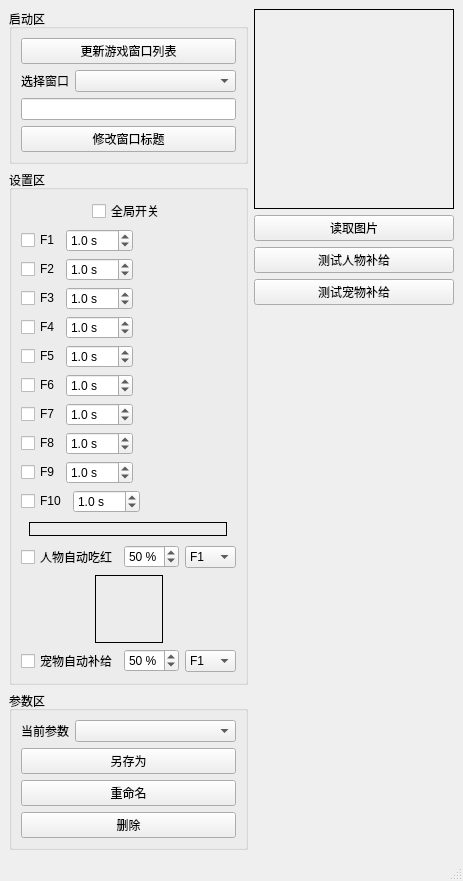
The window that mainwindow.ui (SSSSSFFFFF/FxPresser) describes before a commit, drawn with Qt 5.
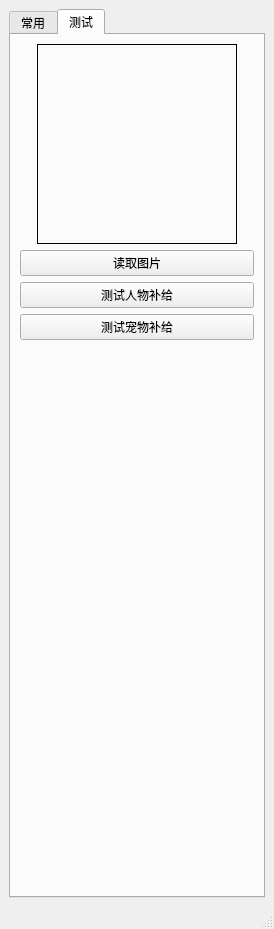
The same window after the commit. The open tabs and pages were chosen to show the change.

Commit message: Move test UI into TabWidget.

What changed in the file:
```diff
--- a/mainwindow.ui
+++ b/mainwindow.ui
@@ -6,8 +6,8 @@
    <rect>
     <x>0</x>
     <y>0</y>
-    <width>460</width>
-    <height>829</height>
+    <width>274</width>
+    <height>871</height>
    </rect>
   </property>
   <property name="windowTitle">
@@ -16,6 +16,14 @@
   <widget class="QWidget" name="centralwidget">
    <layout class="QHBoxLayout" name="horizontalLayout_18">
     <item>
+     <widget class="QTabWidget" name="tabWidget">
+      <property name="currentIndex">
+       <number>0</number>
+      </property>
+      <widget class="QWidget" name="tab">
+       <attribute name="title">
+        <string>常用</string>
+       </attribute>
      <layout class="QVBoxLayout" name="verticalLayout_5">
       <item>
        <widget class="QGroupBox" name="groupBox_3">
@@ -655,7 +663,7 @@
            <item>
             <widget class="QCheckBox" name="checkBox_AutoPlayerHealth">
              <property name="text">
-              <string>人物自动吃红</string>
+                <string>角色补给</string>
              </property>
             </widget>
            </item>
@@ -800,7 +808,7 @@
            <item>
             <widget class="QCheckBox" name="checkBox_AutoPetSupply">
              <property name="text">
-              <string>宠物自动补给</string>
+                <string>宠物补给</string>
              </property>
             </widget>
            </item>
@@ -927,10 +935,28 @@
        </widget>
       </item>
      </layout>
-    </item>
-    <item>
+      </widget>
+      <widget class="QWidget" name="tab_2">
+       <attribute name="title">
+        <string>测试</string>
+       </attribute>
      <layout class="QVBoxLayout" name="verticalLayout_4">
       <item>
+         <layout class="QHBoxLayout" name="horizontalLayout_19">
+          <item>
+           <spacer name="horizontalSpacer_17">
+            <property name="orientation">
+             <enum>Qt::Horizontal</enum>
+            </property>
+            <property name="sizeHint" stdset="0">
+             <size>
+              <width>40</width>
+              <height>20</height>
+             </size>
+            </property>
+           </spacer>
+          </item>
+          <item>
        <widget class="QLabel" name="label_SampleImage">
         <property name="sizePolicy">
          <sizepolicy hsizetype="Fixed" vsizetype="Fixed">
@@ -962,6 +988,21 @@
        </widget>
       </item>
       <item>
+           <spacer name="horizontalSpacer_18">
+            <property name="orientation">
+             <enum>Qt::Horizontal</enum>
+            </property>
+            <property name="sizeHint" stdset="0">
+             <size>
+              <width>40</width>
+              <height>20</height>
+             </size>
+            </property>
+           </spacer>
+          </item>
+         </layout>
+        </item>
+        <item>
        <widget class="QPushButton" name="pushButton_ReadImage">
         <property name="text">
          <string>读取图片</string>
@@ -990,12 +1031,14 @@
         <property name="sizeHint" stdset="0">
          <size>
           <width>20</width>
-          <height>40</height>
+            <height>490</height>
          </size>
         </property>
        </spacer>
       </item>
      </layout>
+      </widget>
+     </widget>
     </item>
    </layout>
   </widget>
```
Lines whose indentation alone changed are shown as unchanged. The commit also changes 1 other file.
